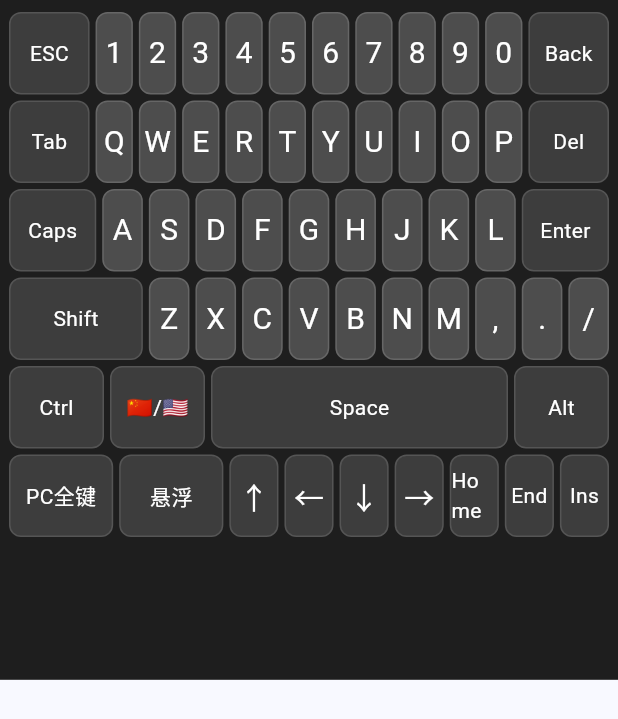
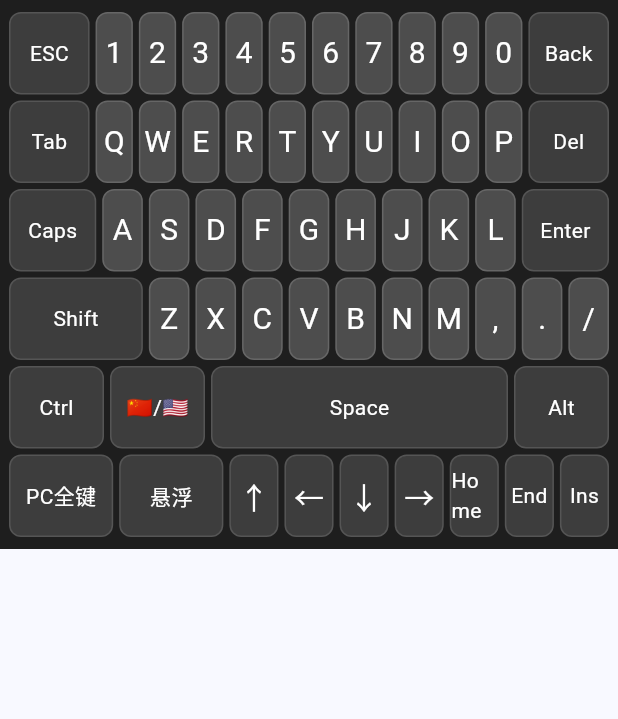
Before and after one commit to lingfeng183/tablet-ime, a Flutter app: the KeyboardLayout widget shown alone on an empty page, opened directly, on a phone screen of 412 x 824 dp. Shown: the top 719 px of the screen. Run offline on Flutter 3.47's test engine with Material 3 defaults, Android fonts, the phone set to English and light mode, and no system bars.

Commit message:
Fix black bar covering keys and ensure English input is direct without selection
Co-authored-by: lingfeng183 <44738075+lingfeng183@users.noreply.github.com>

```diff
--- a/lib/keyboard_layout.dart
+++ b/lib/keyboard_layout.dart
@@ -9,15 +9,8 @@ class KeyboardLayout extends StatelessWidget {
 
   @override
   Widget build(BuildContext context) {
-    // Get screen dimensions to calculate appropriate keyboard height
-    final size = MediaQuery.of(context).size;
-    final isLandscape = size.width > size.height;
-    final screenHeight = size.height;
-    // Use 50% in landscape, 55% in portrait to ensure all keys are visible
-    final keyboardHeight = isLandscape ? screenHeight * 0.5 : screenHeight * 0.55;
-
     return Container(
-      height: keyboardHeight,
+      // Fill available space provided by Android IME service
       padding: const EdgeInsets.symmetric(horizontal: 4, vertical: 4),
       decoration: const BoxDecoration(
         color: Color(0xFF1E1E1E), // Dark background to prevent transparency
```
Also changed, not shown: lib/pc_keyboard_layout.dart (+1 -7 lines), 1 other file.
